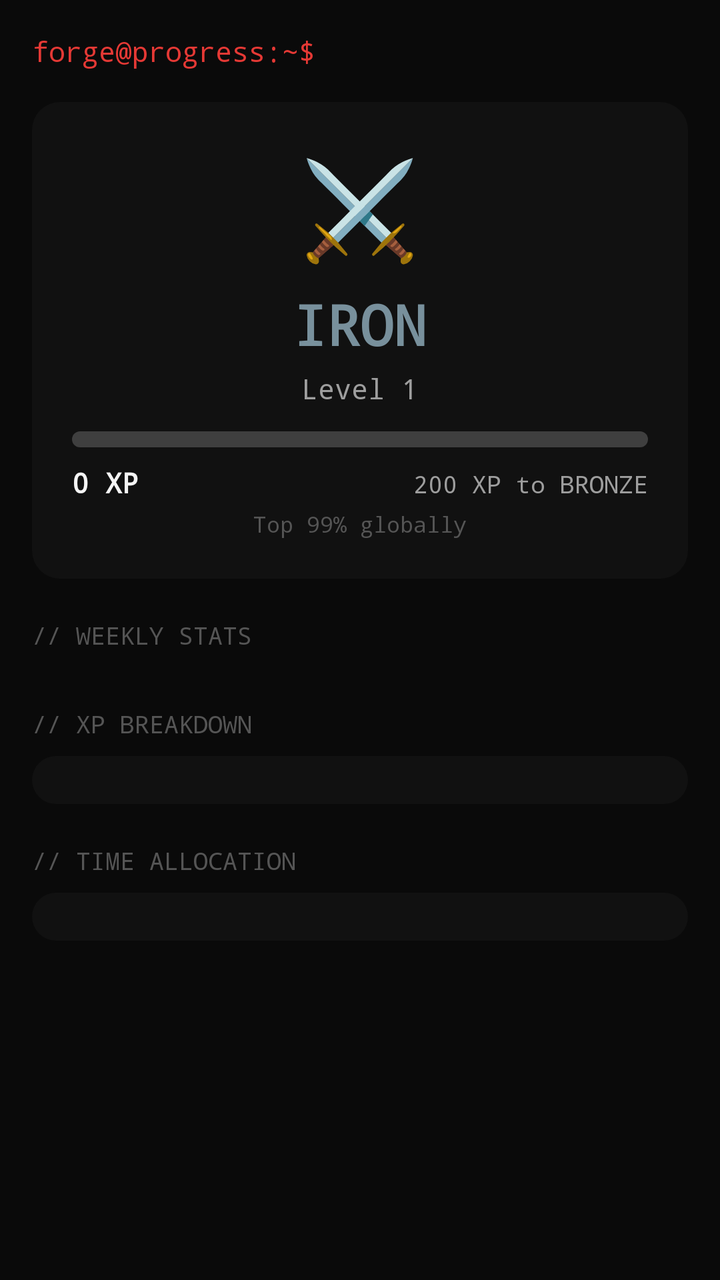
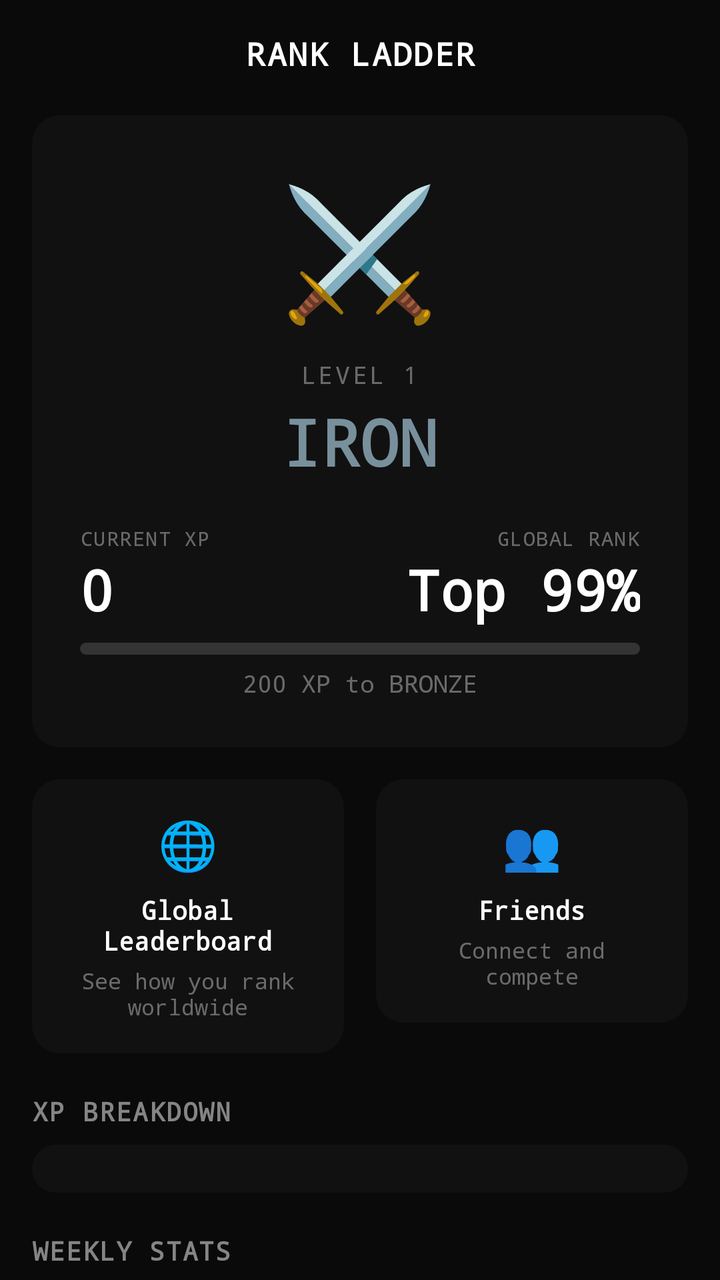

Screens rendered from an Android XML layout before and after an edit, with the pre-edit source and the edit as a unified diff.
<!-- AndroidManifest.xml: application theme Theme.Forge -->
<!-- res/layout/fragment_progress.xml -->
<?xml version="1.0" encoding="utf-8"?>
<FrameLayout
    xmlns:android="http://schemas.android.com/apk/res/android"
    android:layout_width="match_parent"
    android:layout_height="match_parent"
    android:background="#0A0A0A">

    <androidx.core.widget.NestedScrollView
        android:layout_width="match_parent"
        android:layout_height="match_parent"
        android:fillViewport="true">

        <LinearLayout
            android:layout_width="match_parent"
            android:layout_height="wrap_content"
            android:orientation="vertical"
            android:padding="16dp">

            
            <TextView
                android:layout_width="wrap_content"
                android:layout_height="wrap_content"
                android:text="forge@progress:~$"
                android:textColor="#E53935"
                android:textSize="14sp"
                android:fontFamily="monospace"
                android:layout_marginBottom="16dp" />

            
            <LinearLayout
                android:id="@+id/card_rank"
                android:layout_width="match_parent"
                android:layout_height="wrap_content"
                android:orientation="vertical"
                android:background="@drawable/bg_card"
                android:padding="20dp"
                android:gravity="center"
                android:layout_marginBottom="20dp">

                <TextView
                    android:id="@+id/tv_rank_badge"
                    android:layout_width="wrap_content"
                    android:layout_height="wrap_content"
                    android:text="⚔️"
                    android:textSize="48sp"
                    android:layout_marginBottom="8dp" />

                <TextView
                    android:id="@+id/tv_rank_title"
                    android:layout_width="wrap_content"
                    android:layout_height="wrap_content"
                    android:text="IRON"
                    android:textColor="#78909C"
                    android:textSize="28sp"
                    android:fontFamily="monospace"
                    android:textStyle="bold"
                    android:layout_marginBottom="4dp" />

                <TextView
                    android:id="@+id/tv_rank_level"
                    android:layout_width="wrap_content"
                    android:layout_height="wrap_content"
                    android:text="Level 1"
                    android:textColor="#9E9E9E"
                    android:textSize="14sp"
                    android:fontFamily="monospace"
                    android:layout_marginBottom="12dp" />

                <ProgressBar
                    android:id="@+id/pb_rank_xp"
                    style="@android:style/Widget.ProgressBar.Horizontal"
                    android:layout_width="match_parent"
                    android:layout_height="8dp"
                    android:max="100"
                    android:progress="0"
                    android:progressDrawable="@drawable/bg_xp_progress"
                    android:background="@drawable/bg_xp_bar"
                    android:layout_marginBottom="8dp" />

                <LinearLayout
                    android:layout_width="match_parent"
                    android:layout_height="wrap_content"
                    android:orientation="horizontal">

                    <TextView
                        android:id="@+id/tv_xp_current"
                        android:layout_width="0dp"
                        android:layout_height="wrap_content"
                        android:layout_weight="1"
                        android:text="0 XP"
                        android:textColor="#F5F5F5"
                        android:textSize="14sp"
                        android:fontFamily="monospace"
                        android:textStyle="bold" />

                    <TextView
                        android:id="@+id/tv_xp_next"
                        android:layout_width="wrap_content"
                        android:layout_height="wrap_content"
                        android:text="200 XP to BRONZE"
                        android:textColor="#9E9E9E"
                        android:textSize="12sp"
                        android:fontFamily="monospace" />
                </LinearLayout>

                <TextView
                    android:id="@+id/tv_global_percent"
                    android:layout_width="wrap_content"
                    android:layout_height="wrap_content"
                    android:text="Top 99% globally"
                    android:textColor="#555555"
                    android:textSize="11sp"
                    android:fontFamily="monospace"
                    android:layout_marginTop="4dp" />
            </LinearLayout>

            
            <TextView
                android:layout_width="wrap_content"
                android:layout_height="wrap_content"
                android:text="// WEEKLY STATS"
                android:textColor="#555555"
                android:textSize="12sp"
                android:fontFamily="monospace"
                android:layout_marginBottom="8dp" />

            <HorizontalScrollView
                android:layout_width="match_parent"
                android:layout_height="wrap_content"
                android:scrollbars="none"
                android:layout_marginBottom="20dp">

                <LinearLayout
                    android:id="@+id/ll_weekly_stats"
                    android:layout_width="wrap_content"
                    android:layout_height="wrap_content"
                    android:orientation="horizontal" />
            </HorizontalScrollView>

            
            <TextView
                android:layout_width="wrap_content"
                android:layout_height="wrap_content"
                android:text="// XP BREAKDOWN"
                android:textColor="#555555"
                android:textSize="12sp"
                android:fontFamily="monospace"
                android:layout_marginBottom="8dp" />

            <LinearLayout
                android:id="@+id/ll_xp_breakdown"
                android:layout_width="match_parent"
                android:layout_height="wrap_content"
                android:orientation="vertical"
                android:background="@drawable/bg_card"
                android:padding="12dp"
                android:layout_marginBottom="20dp" />

            
            <TextView
                android:layout_width="wrap_content"
                android:layout_height="wrap_content"
                android:text="// TIME ALLOCATION"
                android:textColor="#555555"
                android:textSize="12sp"
                android:fontFamily="monospace"
                android:layout_marginBottom="8dp" />

            <LinearLayout
                android:id="@+id/ll_time_allocation"
                android:layout_width="match_parent"
                android:layout_height="wrap_content"
                android:orientation="vertical"
                android:background="@drawable/bg_card"
                android:padding="12dp"
                android:layout_marginBottom="24dp" />

        </LinearLayout>
    </androidx.core.widget.NestedScrollView>

    
    <FrameLayout
        android:id="@+id/fl_level_up_overlay"
        android:layout_width="match_parent"
        android:layout_height="match_parent"
        android:background="#CC0A0A0A"
        android:visibility="gone"
        android:clickable="true"
        android:focusable="true">

        <LinearLayout
            android:layout_width="wrap_content"
            android:layout_height="wrap_content"
            android:layout_gravity="center"
            android:orientation="vertical"
            android:gravity="center">

            <TextView
                android:id="@+id/tv_level_up_emoji"
                android:layout_width="wrap_content"
                android:layout_height="wrap_content"
                android:text="⚔️"
                android:textSize="64sp"
                android:layout_marginBottom="16dp" />

            <TextView
                android:id="@+id/tv_level_up_title"
                android:layout_width="wrap_content"
                android:layout_height="wrap_content"
                android:text="RANK UP!"
                android:textColor="#E53935"
                android:textSize="32sp"
                android:fontFamily="monospace"
                android:textStyle="bold"
                android:layout_marginBottom="8dp" />

            <TextView
                android:id="@+id/tv_level_up_rank"
                android:layout_width="wrap_content"
                android:layout_height="wrap_content"
                android:text="BRONZE"
                android:textColor="#A1887F"
                android:textSize="24sp"
                android:fontFamily="monospace"
                android:textStyle="bold" />
        </LinearLayout>
    </FrameLayout>

</FrameLayout>
<!-- resources referenced by this layout -->
<resources>
  <!-- drawable bg_card (drawable) -->
  <?xml version="1.0" encoding="utf-8"?>
  <shape xmlns:android="http://schemas.android.com/apk/res/android"
      android:shape="rectangle">
      <solid android:color="@color/surface1" />
      <corners android:radius="@dimen/radius_xl" />
  </shape>
  <!-- drawable bg_xp_bar (drawable) -->
  <?xml version="1.0" encoding="utf-8"?>
  <shape xmlns:android="http://schemas.android.com/apk/res/android"
      android:shape="rectangle">
      <solid android:color="@color/surface3" />
      <corners android:radius="@dimen/radius_sm" />
  </shape>
  <!-- drawable bg_xp_progress (drawable) -->
  <?xml version="1.0" encoding="utf-8"?>
  <layer-list xmlns:android="http://schemas.android.com/apk/res/android">
      <item android:id="@android:id/background">
          <shape android:shape="rectangle">
              <solid android:color="#25FFFFFF" />
              <corners android:radius="10dp" />
          </shape>
      </item>
      <item android:id="@android:id/progress">
          <clip>
              <shape android:shape="rectangle">
                  <solid android:color="#E53935" />
                  <corners android:radius="10dp" />
              </shape>
          </clip>
      </item>
  </layer-list>
  <style name="Theme.Forge" parent="Theme.Material3.Dark.NoActionBar">
          <item name="colorPrimary">@color/red</item>
          <item name="colorPrimaryContainer">@color/red_alpha30</item>
          <item name="colorOnPrimary">@color/white</item>
          <item name="colorSecondary">@color/red</item>
          <item name="colorSecondaryContainer">@color/red_alpha20</item>
          <item name="colorOnSecondary">@color/white</item>
          <item name="colorSurface">@color/surface1</item>
          <item name="colorOnSurface">@color/fg</item>
          <item name="colorSurfaceVariant">@color/surface2</item>
          <item name="colorOnSurfaceVariant">@color/fg2</item>
          <item name="colorError">@color/red_light</item>
          <item name="colorOnError">@color/white</item>
          <item name="android:colorBackground">@color/bg</item>
          <item name="colorOnBackground">@color/fg</item>
          <item name="android:windowBackground">@color/bg</item>
          <item name="android:statusBarColor">@color/bg</item>
          <item name="android:navigationBarColor">@color/bg</item>
          <item name="android:windowLightStatusBar">false</item>
          <item name="android:windowLightNavigationBar">false</item>
          <item name="android:textColorPrimary">@color/fg</item>
          <item name="android:textColorSecondary">@color/fg2</item>
          <item name="android:textColorHint">@color/fg3</item>
          <item name="android:fontFamily">monospace</item>
      </style>
  <color name="surface1">#FF111111</color>
  <dimen name="radius_xl">14dp</dimen>
  <color name="surface3">#FF1E1E1E</color>
  <dimen name="radius_sm">4dp</dimen>
  <color name="red">#FFE53935</color>
  <color name="red_alpha30">#4DE53935</color>
  <color name="white">#FFFFFFFF</color>
  <color name="red_alpha20">#33E53935</color>
  <color name="fg">#FFF5F5F5</color>
  <color name="surface2">#FF171717</color>
  <color name="fg2">#FF9E9E9E</color>
  <color name="red_light">#FFFF5252</color>
  <color name="bg">#FF0A0A0A</color>
  <color name="fg3">#FF555555</color>
</resources>

<!-- the commit's change to res/layout/fragment_progress.xml (unified diff, before → after) -->
@@ -18,13 +18,15 @@
 
             
             <TextView
-                android:layout_width="wrap_content"
-                android:layout_height="wrap_content"
-                android:text="forge@progress:~$"
-                android:textColor="#E53935"
-                android:textSize="14sp"
-                android:fontFamily="monospace"
-                android:layout_marginBottom="16dp" />
+                android:layout_width="match_parent"
+                android:layout_height="wrap_content"
+                android:text="RANK LADDER"
+                android:textColor="#FFFFFF"
+                android:textSize="16sp"
+                android:textStyle="bold"
+                android:letterSpacing="0.05"
+                android:gravity="center"
+                android:layout_marginBottom="20dp" />
 
             
             <LinearLayout
@@ -33,118 +35,210 @@
                 android:layout_height="wrap_content"
                 android:orientation="vertical"
                 android:background="@drawable/bg_card"
-                android:padding="20dp"
+                android:padding="24dp"
                 android:gravity="center"
-                android:layout_marginBottom="20dp">
-
+                android:layout_marginBottom="16dp">
+
+                
                 <TextView
                     android:id="@+id/tv_rank_badge"
                     android:layout_width="wrap_content"
                     android:layout_height="wrap_content"
                     android:text="⚔️"
-                    android:textSize="48sp"
-                    android:layout_marginBottom="8dp" />
-
+                    android:textSize="64sp"
+                    android:layout_marginBottom="12dp" />
+
+                
+                <TextView
+                    android:id="@+id/tv_rank_level"
+                    android:layout_width="wrap_content"
+                    android:layout_height="wrap_content"
+                    android:text="LEVEL 1"
+                    android:textColor="#60FFFFFF"
+                    android:textSize="12sp"
+                    android:letterSpacing="0.1"
+                    android:layout_marginBottom="4dp" />
+
+                
                 <TextView
                     android:id="@+id/tv_rank_title"
                     android:layout_width="wrap_content"
                     android:layout_height="wrap_content"
                     android:text="IRON"
                     android:textColor="#78909C"
-                    android:textSize="28sp"
-                    android:fontFamily="monospace"
+                    android:textSize="32sp"
                     android:textStyle="bold"
-                    android:layout_marginBottom="4dp" />
-
-                <TextView
-                    android:id="@+id/tv_rank_level"
-                    android:layout_width="wrap_content"
-                    android:layout_height="wrap_content"
-                    android:text="Level 1"
-                    android:textColor="#9E9E9E"
-                    android:textSize="14sp"
-                    android:fontFamily="monospace"
-                    android:layout_marginBottom="12dp" />
-
+                    android:layout_marginBottom="20dp" />
+
+                
+                <LinearLayout
+                    android:layout_width="match_parent"
+                    android:layout_height="wrap_content"
+                    android:orientation="horizontal"
+                    android:layout_marginBottom="8dp">
+
+                    <LinearLayout
+                        android:layout_width="0dp"
+                        android:layout_height="wrap_content"
+                        android:layout_weight="1"
+                        android:orientation="vertical">
+
+                        <TextView
+                            android:layout_width="wrap_content"
+                            android:layout_height="wrap_content"
+                            android:text="CURRENT XP"
+                            android:textColor="#60FFFFFF"
+                            android:textSize="10sp"
+                            android:letterSpacing="0.05" />
+
+                        <TextView
+                            android:id="@+id/tv_xp_current"
+                            android:layout_width="wrap_content"
+                            android:layout_height="wrap_content"
+                            android:text="0"
+                            android:textColor="#FFFFFF"
+                            android:textSize="28sp"
+                            android:textStyle="bold" />
+                    </LinearLayout>
+
+                    <LinearLayout
+                        android:layout_width="wrap_content"
+                        android:layout_height="wrap_content"
+                        android:orientation="vertical"
+                        android:gravity="end">
+
+                        <TextView
+                            android:layout_width="wrap_content"
+                            android:layout_height="wrap_content"
+                            android:text="GLOBAL RANK"
+                            android:textColor="#60FFFFFF"
+                            android:textSize="10sp"
+                            android:letterSpacing="0.05" />
+
+                        <TextView
+                            android:id="@+id/tv_global_percent"
+                            android:layout_width="wrap_content"
+                            android:layout_height="wrap_content"
+                            android:text="Top 99%"
+                            android:textColor="#FFFFFF"
+                            android:textSize="28sp"
+                            android:textStyle="bold" />
+                    </LinearLayout>
+                </LinearLayout>
+
+                
                 <ProgressBar
                     android:id="@+id/pb_rank_xp"
                     style="@android:style/Widget.ProgressBar.Horizontal"
                     android:layout_width="match_parent"
-                    android:layout_height="8dp"
+                    android:layout_height="6dp"
                     android:max="100"
                     android:progress="0"
                     android:progressDrawable="@drawable/bg_xp_progress"
-                    android:background="@drawable/bg_xp_bar"
-                    android:layout_marginBottom="8dp" />
-
+                    android:layout_marginBottom="6dp" />
+
+                <TextView
+                    android:id="@+id/tv_xp_next"
+                    android:layout_width="wrap_content"
+                    android:layout_height="wrap_content"
+                    android:text="200 XP to BRONZE"
+                    android:textColor="#60FFFFFF"
+                    android:textSize="12sp" />
+            </LinearLayout>
+
+            
+            <LinearLayout
+                android:layout_width="match_parent"
+                android:layout_height="wrap_content"
+                android:orientation="horizontal"
+                android:layout_marginBottom="20dp">
+
+                
                 <LinearLayout
-                    android:layout_width="match_parent"
-                    android:layout_height="wrap_content"
-                    android:orientation="horizontal">
-
-                    <TextView
-                        android:id="@+id/tv_xp_current"
-                        android:layout_width="0dp"
-                        android:layout_height="wrap_content"
-                        android:layout_weight="1"
-                        android:text="0 XP"
-                        android:textColor="#F5F5F5"
-                        android:textSize="14sp"
-                        android:fontFamily="monospace"
-                        android:textStyle="bold" />
-
-                    <TextView
-                        android:id="@+id/tv_xp_next"
-                        android:layout_width="wrap_content"
-                        android:layout_height="wrap_content"
-                        android:text="200 XP to BRONZE"
-                        android:textColor="#9E9E9E"
-                        android:textSize="12sp"
-                        android:fontFamily="monospace" />
+                    android:id="@+id/card_leaderboard"
+                    android:layout_width="0dp"
+                    android:layout_height="wrap_content"
+                    android:layout_weight="1"
+                    android:orientation="vertical"
+                    android:background="@drawable/bg_card"
+                    android:padding="16dp"
+                    android:gravity="center"
+                    android:layout_marginEnd="8dp">
+
+                    <TextView
+                        android:layout_width="wrap_content"
+                        android:layout_height="wrap_content"
+                        android:text="🌐"
+                        android:textSize="24sp"
+                        android:layout_marginBottom="8dp" />
+
+                    <TextView
+                        android:layout_width="wrap_content"
+                        android:layout_height="wrap_content"
+                        android:text="Global\nLeaderboard"
+                        android:textColor="#FFFFFF"
+                        android:textSize="13sp"
+                        android:textStyle="bold"
+                        android:gravity="center" />
+
+                    <TextView
+                        android:layout_width="wrap_content"
+                        android:layout_height="wrap_content"
+                        android:text="See how you rank\nworldwide"
+                        android:textColor="#60FFFFFF"
+                        android:textSize="11sp"
+                        android:gravity="center"
+                        android:layout_marginTop="4dp" />
                 </LinearLayout>
 
-                <TextView
-                    android:id="@+id/tv_global_percent"
-                    android:layout_width="wrap_content"
-                    android:layout_height="wrap_content"
-                    android:text="Top 99% globally"
-                    android:textColor="#555555"
-                    android:textSize="11sp"
-                    android:fontFamily="monospace"
-                    android:layout_marginTop="4dp" />
+                
+                <LinearLayout
+                    android:id="@+id/card_friends"
+                    android:layout_width="0dp"
+                    android:layout_height="wrap_content"
+                    android:layout_weight="1"
+                    android:orientation="vertical"
+                    android:background="@drawable/bg_card"
+                    android:padding="16dp"
+                    android:gravity="center"
+                    android:layout_marginStart="8dp">
+
+                    <TextView
+                        android:layout_width="wrap_content"
+                        android:layout_height="wrap_content"
+                        android:text="👥"
+                        android:textSize="24sp"
+                        android:layout_marginBottom="8dp" />
+
+                    <TextView
+                        android:layout_width="wrap_content"
+                        android:layout_height="wrap_content"
+                        android:text="Friends"
+                        android:textColor="#FFFFFF"
+                        android:textSize="13sp"
+                        android:textStyle="bold"
+                        android:gravity="center" />
+
+                    <TextView
+                        android:layout_width="wrap_content"
+                        android:layout_height="wrap_content"
+                        android:text="Connect and\ncompete"
+                        android:textColor="#60FFFFFF"
+                        android:textSize="11sp"
+                        android:gravity="center"
+                        android:layout_marginTop="4dp" />
+                </LinearLayout>
             </LinearLayout>
 
             
             <TextView
                 android:layout_width="wrap_content"
                 android:layout_height="wrap_content"
-                android:text="// WEEKLY STATS"
-                android:textColor="#555555"
-                android:textSize="12sp"
-                android:fontFamily="monospace"
-                android:layout_marginBottom="8dp" />
-
-            <HorizontalScrollView
-                android:layout_width="match_parent"
-                android:layout_height="wrap_content"
-                android:scrollbars="none"
-                android:layout_marginBottom="20dp">
-
-                <LinearLayout
-                    android:id="@+id/ll_weekly_stats"
-                    android:layout_width="wrap_content"
-                    android:layout_height="wrap_content"
-                    android:orientation="horizontal" />
-            </HorizontalScrollView>
-
-            
-            <TextView
-                android:layout_width="wrap_content"
-                android:layout_height="wrap_content"
-                android:text="// XP BREAKDOWN"
-                android:textColor="#555555"
-                android:textSize="12sp"
-                android:fontFamily="monospace"
+                android:text="XP BREAKDOWN"
+                android:textColor="#80FFFFFF"
+                android:textSize="13sp"
+                android:textStyle="bold"
+                android:letterSpacing="0.05"
                 android:layout_marginBottom="8dp" />
 
             <LinearLayout
@@ -160,10 +254,35 @@
             <TextView
                 android:layout_width="wrap_content"
                 android:layout_height="wrap_content"
-                android:text="// TIME ALLOCATION"
-                android:textColor="#555555"
-                android:textSize="12sp"
-                android:fontFamily="monospace"
+                android:text="WEEKLY STATS"
+                android:textColor="#80FFFFFF"
+                android:textSize="13sp"
+                android:textStyle="bold"
+                android:letterSpacing="0.05"
+                android:layout_marginBottom="8dp" />
+
+            <HorizontalScrollView
+                android:layout_width="match_parent"
+                android:layout_height="wrap_content"
+                android:scrollbars="none"
+                android:layout_marginBottom="20dp">
+
+                <LinearLayout
+                    android:id="@+id/ll_weekly_stats"
+                    android:layout_width="wrap_content"
+                    android:layout_height="wrap_content"
+                    android:orientation="horizontal" />
+            </HorizontalScrollView>
+
+            
+            <TextView
+                android:layout_width="wrap_content"
+                android:layout_height="wrap_content"
+                android:text="TIME ALLOCATION"
+                android:textColor="#80FFFFFF"
+                android:textSize="13sp"
+                android:textStyle="bold"
+                android:letterSpacing="0.05"
                 android:layout_marginBottom="8dp" />
 
             <LinearLayout
@@ -208,9 +327,8 @@
                 android:layout_width="wrap_content"
                 android:layout_height="wrap_content"
                 android:text="RANK UP!"
-                android:textColor="#E53935"
+                android:textColor="#4CAF50"
                 android:textSize="32sp"
-                android:fontFamily="monospace"
                 android:textStyle="bold"
                 android:layout_marginBottom="8dp" />
 
@@ -221,7 +339,6 @@
                 android:text="BRONZE"
                 android:textColor="#A1887F"
                 android:textSize="24sp"
-                android:fontFamily="monospace"
                 android:textStyle="bold" />
         </LinearLayout>
     </FrameLayout>
<!-- resource entries referenced after the edit -->
@@ -6,13 +6,6 @@
       android:shape="rectangle">
       <solid android:color="@color/surface1" />
       <corners android:radius="@dimen/radius_xl" />
-  </shape>
-  <!-- drawable bg_xp_bar (drawable) -->
-  <?xml version="1.0" encoding="utf-8"?>
-  <shape xmlns:android="http://schemas.android.com/apk/res/android"
-      android:shape="rectangle">
-      <solid android:color="@color/surface3" />
-      <corners android:radius="@dimen/radius_sm" />
   </shape>
   <!-- drawable bg_xp_progress (drawable) -->
   <?xml version="1.0" encoding="utf-8"?>
@@ -59,8 +52,6 @@
       </style>
   <color name="surface1">#FF111111</color>
   <dimen name="radius_xl">14dp</dimen>
-  <color name="surface3">#FF1E1E1E</color>
-  <dimen name="radius_sm">4dp</dimen>
   <color name="red">#FFE53935</color>
   <color name="red_alpha30">#4DE53935</color>
   <color name="white">#FFFFFFFF</color>
